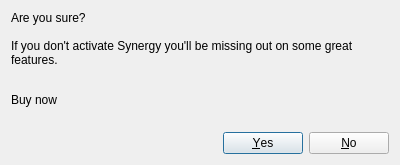
Above: src/gui/src/CancelActivationDialog.ui from deskflow/deskflow before the change. Below: the same form after it.
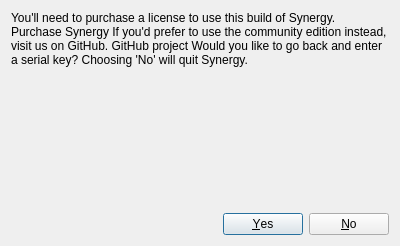
That is the form after the change.

```diff
--- a/src/gui/src/CancelActivationDialog.ui
+++ b/src/gui/src/CancelActivationDialog.ui
@@ -7,7 +7,7 @@
     <x>0</x>
     <y>0</y>
     <width>400</width>
-    <height>165</height>
+    <height>246</height>
    </rect>
   </property>
   <property name="windowTitle">
@@ -17,9 +17,7 @@
    <item>
     <widget class="QLabel" name="label">
      <property name="text">
-      <string>Are you sure?
-
-If you don't activate Synergy you'll be missing out on some great features.</string>
+      <string>&lt;html&gt;&lt;head/&gt;&lt;body&gt;&lt;p&gt;You'll need to purchase a license to use this build of Synergy.&lt;/p&gt;&lt;p&gt;&lt;a href=&quot;https://symless.com/synergy/purchase?source=gui&quot;&gt;&lt;span style=&quot; text-decoration: underline; color:#007af4;&quot;&gt;Purchase Synergy&lt;/span&gt;&lt;/a&gt;&lt;/p&gt;&lt;p&gt;If you'd prefer to use the community edition instead, visit us on GitHub.&lt;/p&gt;&lt;p&gt;&lt;a href=&quot;https://github.com/symless/synergy-core&quot;&gt;&lt;span style=&quot; text-decoration: underline; color:#007af4;&quot;&gt;GitHub project&lt;/span&gt;&lt;/a&gt;&lt;/p&gt;&lt;p&gt;Would you like to go back and enter a serial key?&lt;/p&gt;&lt;p&gt;Choosing 'No' will quit Synergy.&lt;/p&gt;&lt;/body&gt;&lt;/html&gt;</string>
      </property>
      <property name="wordWrap">
       <bool>true</bool>
@@ -30,14 +28,17 @@
     </widget>
    </item>
    <item>
-    <widget class="QLabel" name="label_2">
-     <property name="text">
-      <string>&lt;html&gt;&lt;head/&gt;&lt;body&gt;&lt;p&gt;&lt;a href=&quot;https://symless.com/pricing?source=gui&quot;&gt;&lt;span style=&quot; text-decoration: underline; color:#0000ff;&quot;&gt;Buy now&lt;/span&gt;&lt;/a&gt;&lt;/p&gt;&lt;/body&gt;&lt;/html&gt;</string>
+    <spacer name="verticalSpacer">
+     <property name="orientation">
+      <enum>Qt::Vertical</enum>
      </property>
-     <property name="openExternalLinks">
-      <bool>true</bool>
+     <property name="sizeHint" stdset="0">
+      <size>
+       <width>20</width>
+       <height>40</height>
+      </size>
      </property>
-    </widget>
+    </spacer>
    </item>
    <item>
     <widget class="QDialogButtonBox" name="buttonBox">
```
